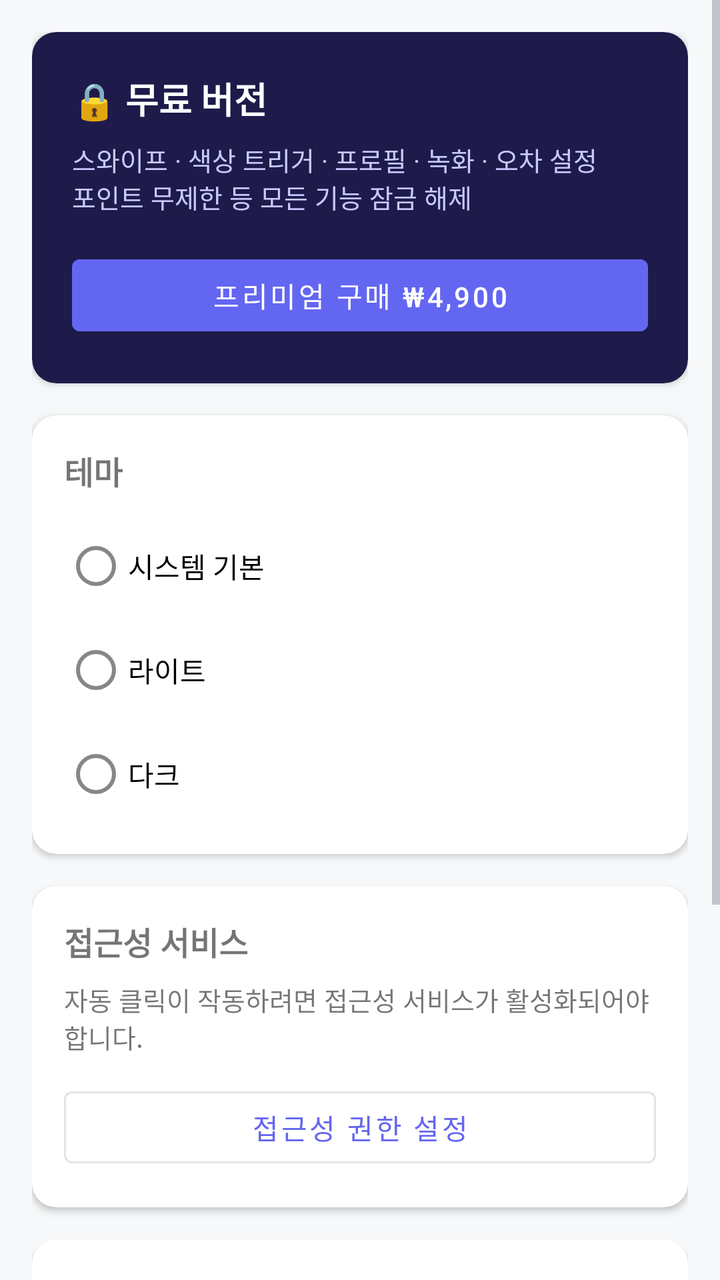
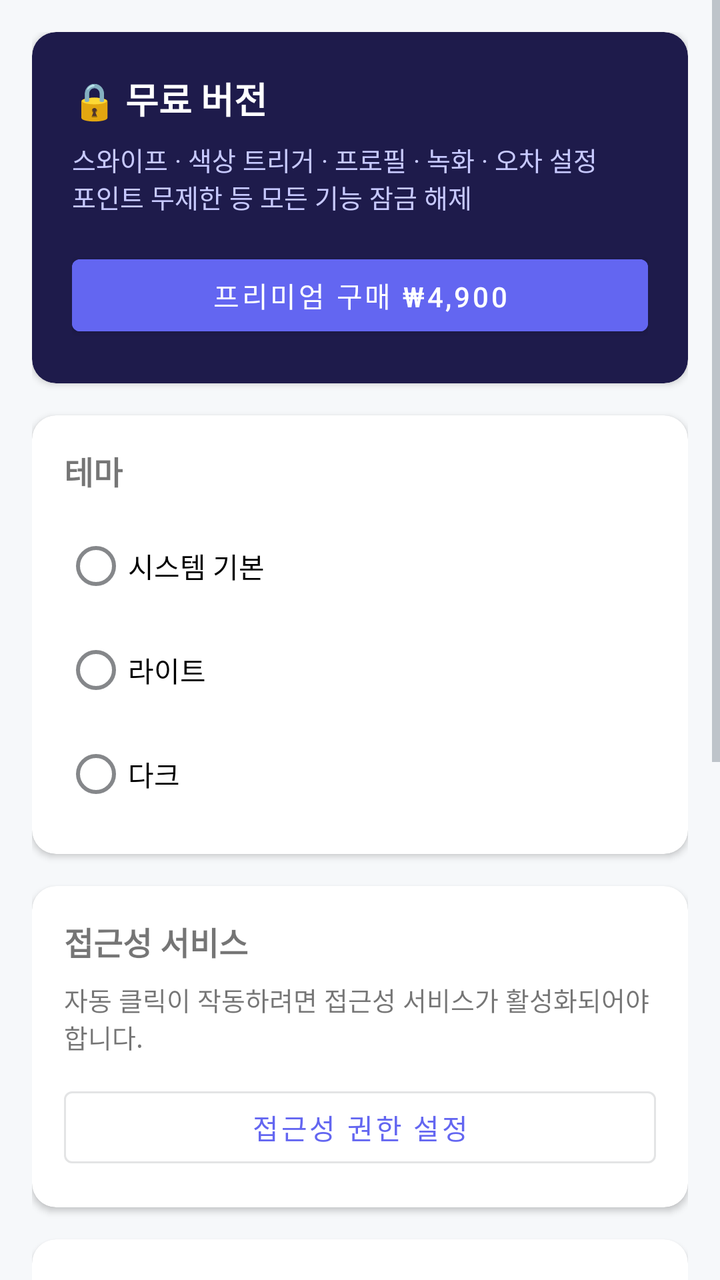

Two renders of the same Android screen: before a commit and after it. Below are the layout's source before the change and the commit's diff.
<!-- AndroidManifest.xml: application theme Theme.AutoClicker -->
<!-- res/layout/activity_settings.xml -->
<?xml version="1.0" encoding="utf-8"?>
<ScrollView xmlns:android="http://schemas.android.com/apk/res/android"
    xmlns:app="http://schemas.android.com/apk/res-auto"
    android:layout_width="match_parent"
    android:layout_height="match_parent"
    android:fitsSystemWindows="true">

    <LinearLayout
        android:layout_width="match_parent"
        android:layout_height="wrap_content"
        android:orientation="vertical"
        android:padding="16dp">

        
        <androidx.cardview.widget.CardView
            android:id="@+id/cardPremium"
            android:layout_width="match_parent"
            android:layout_height="wrap_content"
            android:layout_marginBottom="16dp"
            app:cardCornerRadius="12dp"
            app:cardBackgroundColor="#1E1B4B">

            <LinearLayout
                android:layout_width="match_parent"
                android:layout_height="wrap_content"
                android:orientation="vertical"
                android:padding="20dp">

                <TextView
                    android:id="@+id/tvPremiumStatus"
                    android:layout_width="wrap_content"
                    android:layout_height="wrap_content"
                    android:text="🔒 무료 버전"
                    android:textSize="18sp"
                    android:textStyle="bold"
                    android:textColor="#FFFFFF"
                    android:layout_marginBottom="8dp" />

                <TextView
                    android:id="@+id/tvPremiumDesc"
                    android:layout_width="match_parent"
                    android:layout_height="wrap_content"
                    android:text="스와이프 · 색상 트리거 · 프로필 · 녹화 · 오차 설정\n포인트 무제한 등 모든 기능 잠금 해제"
                    android:textSize="13sp"
                    android:textColor="#C7C9FF"
                    android:layout_marginBottom="16dp" />

                <Button
                    android:id="@+id/btnPurchasePremium"
                    android:layout_width="match_parent"
                    android:layout_height="48dp"
                    android:text="프리미엄 구매 ₩4,900"
                    android:textColor="#FFFFFF"
                    android:backgroundTint="#6366F1" />

            </LinearLayout>
        </androidx.cardview.widget.CardView>

        
        <androidx.cardview.widget.CardView
            android:layout_width="match_parent"
            android:layout_height="wrap_content"
            android:layout_marginBottom="16dp"
            app:cardCornerRadius="12dp">

            <LinearLayout
                android:layout_width="match_parent"
                android:layout_height="wrap_content"
                android:orientation="vertical"
                android:padding="16dp">

                <TextView
                    android:layout_width="wrap_content"
                    android:layout_height="wrap_content"
                    android:text="@string/section_theme"
                    android:textSize="16sp"
                    android:textStyle="bold"
                    android:layout_marginBottom="12dp" />

                <RadioGroup
                    android:id="@+id/rgTheme"
                    android:layout_width="match_parent"
                    android:layout_height="wrap_content">

                    <RadioButton
                        android:id="@+id/rbThemeSystem"
                        android:layout_width="match_parent"
                        android:layout_height="wrap_content"
                        android:text="@string/theme_system"
                        android:layout_marginBottom="4dp" />

                    <RadioButton
                        android:id="@+id/rbThemeLight"
                        android:layout_width="match_parent"
                        android:layout_height="wrap_content"
                        android:text="@string/theme_light"
                        android:layout_marginBottom="4dp" />

                    <RadioButton
                        android:id="@+id/rbThemeDark"
                        android:layout_width="match_parent"
                        android:layout_height="wrap_content"
                        android:text="@string/theme_dark" />

                </RadioGroup>
            </LinearLayout>
        </androidx.cardview.widget.CardView>

        
        <androidx.cardview.widget.CardView
            android:layout_width="match_parent"
            android:layout_height="wrap_content"
            android:layout_marginBottom="16dp"
            app:cardCornerRadius="12dp">

            <LinearLayout
                android:layout_width="match_parent"
                android:layout_height="wrap_content"
                android:orientation="vertical"
                android:padding="16dp">

                <TextView
                    android:layout_width="wrap_content"
                    android:layout_height="wrap_content"
                    android:text="@string/section_accessibility"
                    android:textSize="16sp"
                    android:textStyle="bold"
                    android:layout_marginBottom="8dp" />

                <TextView
                    android:layout_width="match_parent"
                    android:layout_height="wrap_content"
                    android:text="@string/hint_accessibility_desc"
                    android:textSize="13sp"
                    android:layout_marginBottom="12dp" />

                <Button
                    android:id="@+id/btnGoAccessibility"
                    android:layout_width="match_parent"
                    android:layout_height="48dp"
                    android:text="@string/btn_enable_accessibility"
                    style="@style/Widget.MaterialComponents.Button.OutlinedButton" />

            </LinearLayout>
        </androidx.cardview.widget.CardView>

        
        <androidx.cardview.widget.CardView
            android:layout_width="match_parent"
            android:layout_height="wrap_content"
            android:layout_marginBottom="16dp"
            app:cardCornerRadius="12dp"
            app:cardBackgroundColor="@color/surface">

            <LinearLayout
                android:layout_width="match_parent"
                android:layout_height="wrap_content"
                android:orientation="vertical"
                android:padding="16dp">

                <TextView
                    android:layout_width="wrap_content"
                    android:layout_height="wrap_content"
                    android:text="@string/section_auto_link"
                    android:textSize="16sp"
                    android:textStyle="bold"
                    android:textColor="@color/text_primary"
                    android:layout_marginBottom="4dp" />

                <TextView
                    android:layout_width="match_parent"
                    android:layout_height="wrap_content"
                    android:text="@string/hint_auto_link"
                    android:textSize="12sp"
                    android:textColor="@color/text_secondary"
                    android:layout_marginBottom="12dp" />

                <com.google.android.material.switchmaterial.SwitchMaterial
                    android:id="@+id/switchAutoLink"
                    android:layout_width="match_parent"
                    android:layout_height="wrap_content"
                    android:text="@string/label_auto_link_toggle"
                    android:textColor="@color/text_primary" />

            </LinearLayout>
        </androidx.cardview.widget.CardView>

        <androidx.cardview.widget.CardView
            android:id="@+id/cardDebugPremium"
            android:layout_width="match_parent"
            android:layout_height="wrap_content"
            android:layout_marginBottom="16dp"
            android:visibility="gone"
            app:cardCornerRadius="12dp"
            app:cardBackgroundColor="#3F1D1D">

            <LinearLayout
                android:layout_width="match_parent"
                android:layout_height="wrap_content"
                android:orientation="vertical"
                android:padding="16dp">

                <TextView
                    android:layout_width="wrap_content"
                    android:layout_height="wrap_content"
                    android:text="@string/section_debug_premium"
                    android:textSize="16sp"
                    android:textStyle="bold"
                    android:textColor="#FFFFFF"
                    android:layout_marginBottom="4dp" />

                <TextView
                    android:layout_width="match_parent"
                    android:layout_height="wrap_content"
                    android:text="@string/hint_debug_premium"
                    android:textSize="12sp"
                    android:textColor="#FFB4B4"
                    android:layout_marginBottom="12dp" />

                <com.google.android.material.switchmaterial.SwitchMaterial
                    android:id="@+id/switchDebugPremium"
                    android:layout_width="match_parent"
                    android:layout_height="wrap_content"
                    android:text="@string/label_debug_premium_toggle"
                    android:textColor="#FFFFFF" />

            </LinearLayout>
        </androidx.cardview.widget.CardView>

        
        <androidx.cardview.widget.CardView
            android:layout_width="match_parent"
            android:layout_height="wrap_content"
            app:cardCornerRadius="12dp">

            <LinearLayout
                android:layout_width="match_parent"
                android:layout_height="wrap_content"
                android:orientation="vertical"
                android:padding="16dp">

                <TextView
                    android:layout_width="wrap_content"
                    android:layout_height="wrap_content"
                    android:text="@string/section_app_info"
                    android:textSize="16sp"
                    android:textStyle="bold"
                    android:layout_marginBottom="8dp" />

                <TextView
                    android:id="@+id/tvVersion"
                    android:layout_width="wrap_content"
                    android:layout_height="wrap_content"
                    android:textSize="14sp" />

            </LinearLayout>
        </androidx.cardview.widget.CardView>

    </LinearLayout>
</ScrollView>
<!-- resources referenced by this layout -->
<resources>
  <color name="surface">#FFFFFF</color>
  <color name="text_primary">#1F2328</color>
  <color name="text_secondary">#57606A</color>
  <string name="btn_enable_accessibility">접근성 권한 설정</string>
  <string name="hint_accessibility_desc">자동 클릭이 작동하려면 접근성 서비스가 활성화되어야 합니다.</string>
  <string name="hint_auto_link">연동해 둔 앱을 실행하면 해당 프로필을 자동으로 불러옵니다. 끄면 프로필을 직접 고를 때만 바뀝니다(연동 설정은 지워지지 않습니다).</string>
  <string name="hint_debug_premium">테스트 전용. 디버그 빌드에서만 동작하며, 결제와 무관하게 프리미엄 기능을 임시로 잠금 해제합니다.</string>
  <string name="label_auto_link_toggle">연동된 앱 실행 시 프로필 자동 전환</string>
  <string name="label_debug_premium_toggle">프리미엄 기능 강제 활성화</string>
  <string name="section_accessibility">접근성 서비스</string>
  <string name="section_app_info">앱 정보</string>
  <string name="section_auto_link">앱 연동 자동 적용</string>
  <string name="section_debug_premium">디버그: 프리미엄 강제</string>
  <string name="section_theme">테마</string>
  <string name="theme_dark">다크</string>
  <string name="theme_light">라이트</string>
  <string name="theme_system">시스템 기본</string>
  <style name="Theme.AutoClicker" parent="Theme.MaterialComponents.DayNight.NoActionBar">
          <item name="colorPrimary">@color/primary</item>
          <item name="colorPrimaryVariant">@color/primary_dark</item>
          <item name="colorOnPrimary">@color/white</item>
          <item name="colorSecondary">@color/primary</item>
          <item name="colorSecondaryVariant">@color/primary_dark</item>
          <item name="colorOnSecondary">@color/white</item>
          <item name="colorSurface">@color/surface</item>
          <item name="colorOnSurface">@color/text_primary</item>
          <item name="android:windowBackground">@color/bg_dark</item>
          <item name="android:statusBarColor">@color/bg_dark</item>
          <item name="android:navigationBarColor">@color/bg_dark</item>
          <item name="android:windowLightStatusBar">true</item>
          <item name="android:windowLightNavigationBar">true</item>
          
          <item name="colorControlNormal">@color/text_hint</item>
          <item name="colorControlActivated">@color/primary</item>
          <item name="android:textColorHint">@color/text_hint</item>
      </style>
  <color name="primary">#6366F1</color>
  <color name="primary_dark">#4F46E5</color>
  <color name="white">#FFFFFFFF</color>
  <color name="bg_dark">#F6F8FA</color>
  <color name="text_hint">#8C959F</color>
</resources>

<!-- the commit's change to res/layout/activity_settings.xml (unified diff, before → after) -->
@@ -161,6 +161,46 @@
                 <TextView
                     android:layout_width="wrap_content"
                     android:layout_height="wrap_content"
+                    android:text="@string/section_start_screen"
+                    android:textSize="16sp"
+                    android:textStyle="bold"
+                    android:textColor="@color/text_primary"
+                    android:layout_marginBottom="4dp" />
+
+                <TextView
+                    android:layout_width="match_parent"
+                    android:layout_height="wrap_content"
+                    android:text="@string/hint_start_screen"
+                    android:textSize="12sp"
+                    android:textColor="@color/text_secondary"
+                    android:layout_marginBottom="12dp" />
+
+                <com.google.android.material.switchmaterial.SwitchMaterial
+                    android:id="@+id/switchStartSimple"
+                    android:layout_width="match_parent"
+                    android:layout_height="wrap_content"
+                    android:text="@string/label_start_screen_toggle"
+                    android:textColor="@color/text_primary" />
+
+            </LinearLayout>
+        </androidx.cardview.widget.CardView>
+
+        <androidx.cardview.widget.CardView
+            android:layout_width="match_parent"
+            android:layout_height="wrap_content"
+            android:layout_marginBottom="16dp"
+            app:cardCornerRadius="12dp"
+            app:cardBackgroundColor="@color/surface">
+
+            <LinearLayout
+                android:layout_width="match_parent"
+                android:layout_height="wrap_content"
+                android:orientation="vertical"
+                android:padding="16dp">
+
+                <TextView
+                    android:layout_width="wrap_content"
+                    android:layout_height="wrap_content"
                     android:text="@string/section_auto_link"
                     android:textSize="16sp"
                     android:textStyle="bold"
<!-- resource entries referenced after the edit -->
@@ -7,12 +7,15 @@
   <string name="hint_accessibility_desc">자동 클릭이 작동하려면 접근성 서비스가 활성화되어야 합니다.</string>
   <string name="hint_auto_link">연동해 둔 앱을 실행하면 해당 프로필을 자동으로 불러옵니다. 끄면 프로필을 직접 고를 때만 바뀝니다(연동 설정은 지워지지 않습니다).</string>
   <string name="hint_debug_premium">테스트 전용. 디버그 빌드에서만 동작하며, 결제와 무관하게 프리미엄 기능을 임시로 잠금 해제합니다.</string>
+  <string name="hint_start_screen">켜면 앱을 열 때 버튼 몇 개로 끝나는 간단 화면이 뜹니다. 끄면 모든 기능이 있는 화면으로 시작합니다.</string>
   <string name="label_auto_link_toggle">연동된 앱 실행 시 프로필 자동 전환</string>
   <string name="label_debug_premium_toggle">프리미엄 기능 강제 활성화</string>
+  <string name="label_start_screen_toggle">간단 모드로 시작</string>
   <string name="section_accessibility">접근성 서비스</string>
   <string name="section_app_info">앱 정보</string>
   <string name="section_auto_link">앱 연동 자동 적용</string>
   <string name="section_debug_premium">디버그: 프리미엄 강제</string>
+  <string name="section_start_screen">시작 화면</string>
   <string name="section_theme">테마</string>
   <string name="theme_dark">다크</string>
   <string name="theme_light">라이트</string>
